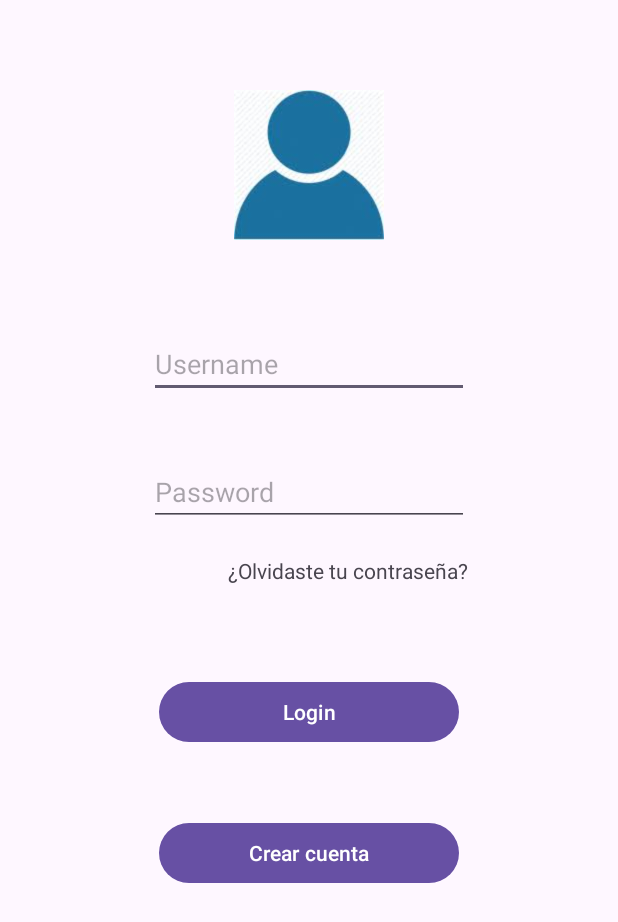
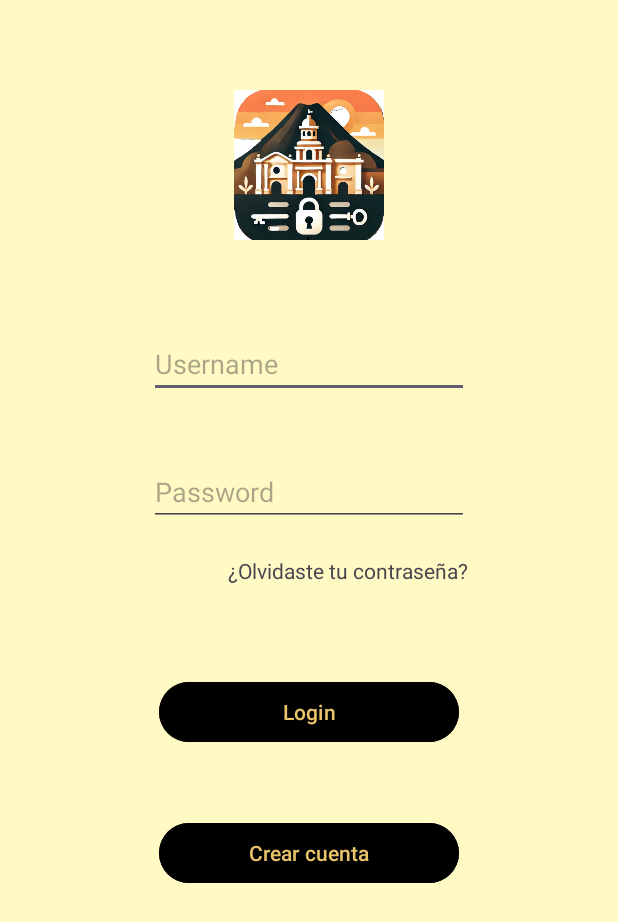
Before and after one commit to AnthonyM-ed/LoginSample-DAO-Room, an Android app: the LoginActivity screen opened directly, with no data from a screen before it, on a phone screen of 412 x 824 dp. Shown: the top 922 px of the screen. Run offline under Robolectric (Android 15) with nearby library versions, the phone set to English and light mode, and no system bars; our stand-ins replace Room's generated code.

Commit message:
cambiando aspecto del login

```diff
--- a/app/src/main/java/com/example/loginsample/model/database/ComentarioRepository.java
+++ b/app/src/main/java/com/example/loginsample/model/database/ComentarioRepository.java
@@ -75,7 +75,7 @@ public class ComentarioRepository {
         void onBuildingLoaded(EdificioEntity edificio);
     }
 
-    // Agregar un nuevo comentario
+    // AgregFFFar un nuevo comentario
     public void addComment(ComentarioEntity comentario) {
         executor.execute(() -> {
             try {
--- a/app/src/main/res/layout/activity_main.xml
+++ b/app/src/main/res/layout/activity_main.xml
@@ -5,6 +5,8 @@
     android:id="@+id/main"
     android:layout_width="match_parent"
     android:layout_height="match_parent"
+    android:background="#FFF9C4"
+    android:foregroundTint="#000000"
     tools:context=".LoginActivity">
 
     <EditText
@@ -26,9 +28,9 @@
         android:layout_height="wrap_content"
         android:layout_marginTop="40dp"
         android:ems="10"
+        android:hint="Password"
         android:inputType="textPassword"
         android:text=""
-        android:hint="Password"
         app:layout_constraintEnd_toEndOf="parent"
         app:layout_constraintStart_toStartOf="parent"
         app:layout_constraintTop_toBottomOf="@+id/edtUsername" />
@@ -38,7 +40,9 @@
         android:layout_width="200dp"
         android:layout_height="wrap_content"
         android:layout_marginTop="100dp"
+        android:backgroundTint="#000000"
         android:text="Login"
+        android:textColor="#E9C46A"
         app:layout_constraintEnd_toEndOf="parent"
         app:layout_constraintStart_toStartOf="parent"
         app:layout_constraintTop_toBottomOf="@+id/edtPassword" />
@@ -57,18 +61,21 @@
         android:id="@+id/imageView"
         android:layout_width="100dp"
         android:layout_height="100dp"
+        android:scaleType="centerCrop"
         android:layout_marginTop="60dp"
         app:layout_constraintEnd_toEndOf="parent"
         app:layout_constraintStart_toStartOf="parent"
         app:layout_constraintTop_toTopOf="parent"
-        app:srcCompat="@drawable/login1" />
+        app:srcCompat="@drawable/login" />
 
     <Button
         android:id="@+id/btnAddAccount"
         android:layout_width="200dp"
         android:layout_height="wrap_content"
         android:layout_marginTop="46dp"
+        android:backgroundTint="#000000"
         android:text="Crear cuenta"
+        android:textColor="#E9C46A"
         app:layout_constraintEnd_toEndOf="parent"
         app:layout_constraintStart_toStartOf="parent"
         app:layout_constraintTop_toBottomOf="@+id/btnLogin" />
--- a/app/src/main/res/layout/fragment_mansion.xml
+++ b/app/src/main/res/layout/fragment_mansion.xml
@@ -2,12 +2,12 @@
 <FrameLayout xmlns:android="http://schemas.android.com/apk/res/android"
     android:layout_width="match_parent"
     android:layout_height="match_parent"
-    android:background="#69D6E9"
-    >
+    android:background="#69D6E9">
 
     <com.example.loginsample.views.MansionView
         android:id="@+id/mansion_view"
         android:layout_width="match_parent"
-        android:layout_height="match_parent" />
+        android:layout_height="match_parent"
+        android:layout_gravity="center" />
 
 </FrameLayout>
```
Also changed, not shown: app/src/main/java/com/example/loginsample/views/MansionView.java (+10 -0 lines), app/src/main/assets/coordenadas.txt (line endings or trailing spaces), app/src/main/res/drawable/login.png (added).
